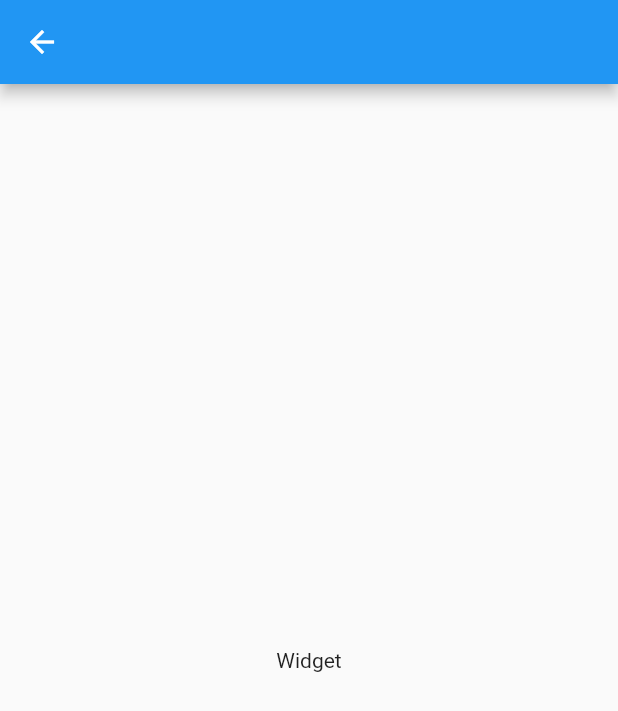
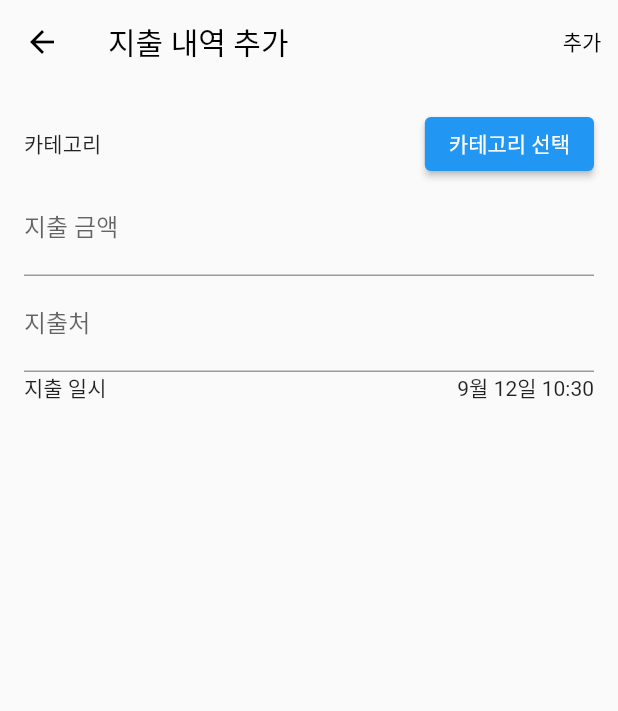
Before and after one commit to unithon-9th-10th/mobile-app, a Flutter app: the CreateSpendPage screen opened by its route, on a phone screen of 412 x 824 dp. Shown: the top 711 px of the screen. Run offline on Flutter 3.47's test engine with Material 2 defaults, Android fonts, the phone set to English and light mode, and no system bars; our stand-ins replace flutter_svg, modal_bottom_sheet.

Commit message:
feat: create spend page 레이아웃 추가 (#7)

```diff
--- a/lib/create_spend_page.dart
+++ b/lib/create_spend_page.dart
@@ -1,4 +1,9 @@
+import 'package:app/widgets/beggar_app_bar.dart';
+import 'package:flutter/foundation.dart';
 import 'package:flutter/material.dart';
+import 'package:flutter_svg/flutter_svg.dart';
+import 'package:intl/intl.dart';
+import 'package:modal_bottom_sheet/modal_bottom_sheet.dart';
 
 class CreateSpendPage extends StatelessWidget {
   const CreateSpendPage({super.key});
@@ -6,10 +11,139 @@ class CreateSpendPage extends StatelessWidget {
   @override
   Widget build(BuildContext context) {
     return Scaffold(
-      appBar: AppBar(),
-      body: Center(
-        child: Text(toString()),
+      appBar: BeggarAppBar(
+        title: Text('지출 내역 추가'),
+        actions: [
+          IconButton(
+            onPressed: () {
+              // TODO: validation, api call
+              Navigator.pop(context);
+            },
+            icon: const Text('추가'),
+          ),
+        ],
+      ),
+      body: SafeArea(
+        child: Padding(
+          padding: const EdgeInsets.all(16.0),
+          child: Column(
+            children: [
+              Row(children: [
+                const Text('카테고리'),
+                const Spacer(),
+                ElevatedButton(
+                  onPressed: () {
+                    _showSpendTypes(context);
+                  },
+                  child: Text('카테고리 선택'),
+                ),
+              ]),
+              TextFormField(
+                decoration: InputDecoration(
+                  labelText: '지출 금액',
+                  hintText: '0원',
+                ),
+              ),
+              TextFormField(
+                decoration: InputDecoration(
+                  labelText: '지출처',
+                  hintText: '지출처를 입력하세요',
+                ),
+              ),
+              Row(
+                children: [
+                  Text('지출 일시'),
+                  Spacer(),
+                  Text(DateFormat('M월 d일 HH:mm').format(DateTime.now())),
+                ],
+              )
+            ],
+          ),
+        ),
+      ),
+    );
+  }
+
+  _showSpendTypes(BuildContext context) {
+    final height = MediaQuery.of(context).size.height;
+    showMaterialModalBottomSheet(
+      context: context,
+      builder: (context) => SizedBox(
+        height: height / 2,
+        child: Padding(
+          padding: const EdgeInsets.all(16.0),
+          child: Column(
+            mainAxisAlignment: MainAxisAlignment.center,
+            children: [
+              const Text(
+                '카테고리 선택',
+                style: TextStyle(
+                  fontSize: 20,
+                ),
+              ),
+              Expanded(
+                child: GridView.count(
+                  crossAxisCount: 3,
+                  children: SpendType.values
+                      .map((e) => _getSpendTypeButton(context, e))
+                      .toList(),
+                ),
+              ),
+            ],
+          ),
+        ),
+      ),
+      expand: false,
+    );
+  }
+
+  Widget _getSpendTypeButton(BuildContext context, SpendType spendType) {
+    return IconButton(
+      onPressed: () {
+        Navigator.of(context).popUntil(
+          (route) {
+            if (route.settings.name == '/create-spend') {
+              // TODO: argument 전달
+              if (kDebugMode) {
+                print(spendType);
+              }
+              return true;
+            } else {
+              return false;
+            }
+          },
+        );
+      },
+      icon: SvgPicture.asset(
+        spendType.getImagePath(),
       ),
     );
   }
 }
+
+enum SpendType {
+  RICE,
+  SNACK,
+  CAR,
+  SHOPPING,
+  ENTER,
+  ETC,
+  ;
+
+  String getImagePath() {
+    switch (this) {
+      case SpendType.RICE:
+        return 'images/expend/rice.svg';
+      case SpendType.SNACK:
+        return 'images/expend/snack.svg';
+      case SpendType.CAR:
+        return 'images/expend/car.svg';
+      case SpendType.SHOPPING:
+        return 'images/expend/shopping.svg';
+      case SpendType.ENTER:
+        return 'images/expend/enter.svg';
+      case SpendType.ETC:
+        return 'images/expend/etc.svg';
+    }
+  }
+}
```
Also changed, not shown: pubspec.yaml (+7 -0 lines), images/expend/car.svg (added), images/expend/enter.svg (added), images/expend/etc.svg (added), images/expend/longBox.svg (added), images/expend/rice.svg (added), images/expend/shopping.svg (added), images/expend/snack.svg (added).
